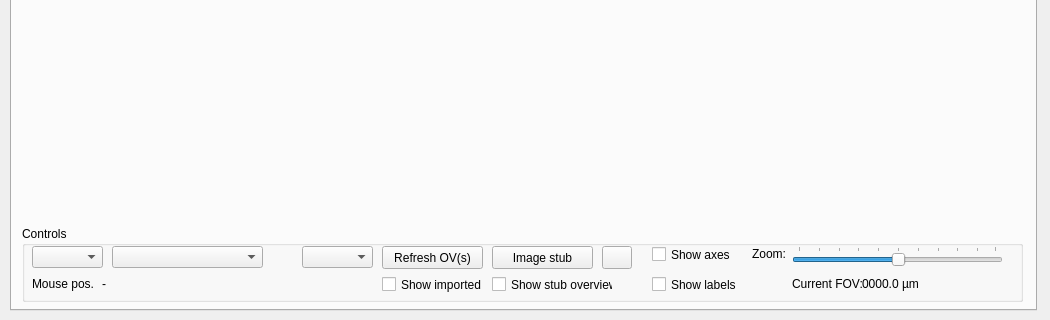
The window that gui/viewport.ui (SBEMimage/SBEMimage) describes before a commit, drawn with Qt 5; both pictures show x 0 to 1050 and y 630 to 950 of the 1050 by 950 pixel window.
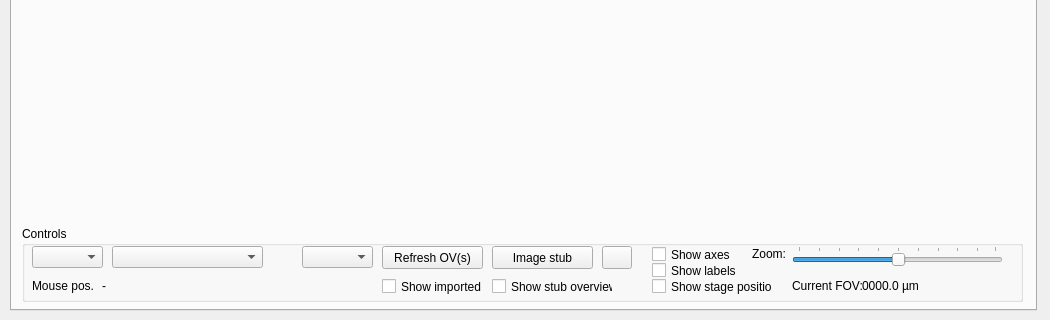
The same window after the commit.

Commit message: Add option to show current stage position in viewport

Patch:
```diff
--- a/gui/viewport.ui
+++ b/gui/viewport.ui
@@ -58,7 +58,7 @@
       <property name="geometry">
        <rect>
         <x>770</x>
-        <y>50</y>
+        <y>52</y>
         <width>71</width>
         <height>16</height>
        </rect>
@@ -71,7 +71,7 @@
       <property name="geometry">
        <rect>
         <x>840</x>
-        <y>50</y>
+        <y>52</y>
         <width>151</width>
         <height>16</height>
        </rect>
@@ -84,7 +84,7 @@
       <property name="geometry">
        <rect>
         <x>630</x>
-        <y>50</y>
+        <y>36</y>
         <width>121</width>
         <height>17</height>
        </rect>
@@ -155,7 +155,7 @@
       <property name="geometry">
        <rect>
         <x>470</x>
-        <y>50</y>
+        <y>52</y>
         <width>121</width>
         <height>17</height>
        </rect>
@@ -214,7 +214,7 @@
       <property name="geometry">
        <rect>
         <x>360</x>
-        <y>50</y>
+        <y>52</y>
         <width>111</width>
         <height>17</height>
        </rect>
@@ -227,7 +227,7 @@
       <property name="geometry">
        <rect>
         <x>10</x>
-        <y>50</y>
+        <y>52</y>
         <width>61</width>
         <height>16</height>
        </rect>
@@ -240,7 +240,7 @@
       <property name="geometry">
        <rect>
         <x>80</x>
-        <y>50</y>
+        <y>52</y>
         <width>271</width>
         <height>16</height>
        </rect>
@@ -249,6 +249,19 @@
        <string>-</string>
       </property>
      </widget>
+     <widget class="QCheckBox" name="checkBox_showStagePos">
+      <property name="geometry">
+       <rect>
+        <x>630</x>
+        <y>52</y>
+        <width>121</width>
+        <height>17</height>
+       </rect>
+      </property>
+      <property name="text">
+       <string>Show stage position</string>
+      </property>
+     </widget>
     </widget>
     <widget class="QLabel" name="mosaic_viewer">
      <property name="geometry">
```
The commit also changes 2 other files.
